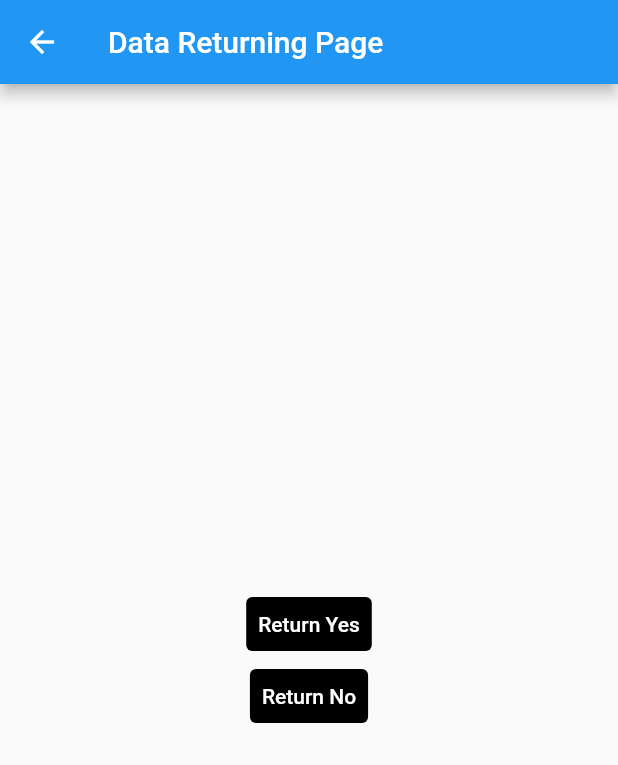
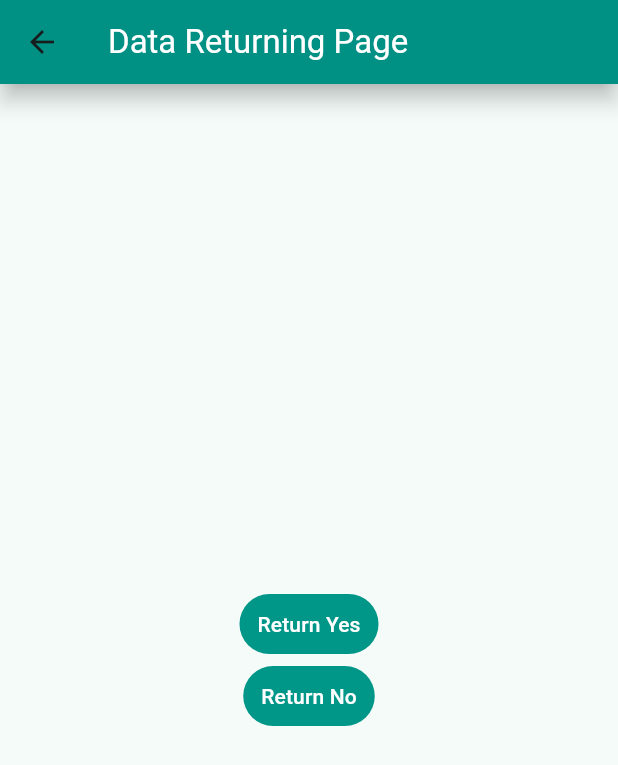
Before and after one commit to sachin9977/Flutter_30Days, a Flutter app: the screen it shows after launch, after a tap on "Go To Second Screen", on a phone screen of 412 x 824 dp. Shown: the top 765 px of the screen. Run offline on Flutter 3.47's test engine with Material 2 defaults, Android fonts, the phone set to English and light mode, and no system bars.

Commit message:
1st TASK DONE

```diff
--- a/Day-1/data_flow_routing/lib/first_screen.dart
+++ b/Day-1/data_flow_routing/lib/first_screen.dart
@@ -13,10 +13,13 @@ class _FirstScreenState extends State<FirstScreen> {
   Widget build(BuildContext context) {
     return Scaffold(
       appBar: AppBar(
+          backgroundColor: Colors.teal,
+          elevation: 6,
+          shadowColor: Colors.black,
           title: const Text(
-        "Data Flow Routing",
-        style: TextStyle(color: Colors.white),
-      )),
+            "Data Flow Routing",
+            style: TextStyle(color: Colors.white),
+          )),
       body: Column(
         mainAxisAlignment: MainAxisAlignment.center,
         children: [
@@ -24,7 +27,7 @@ class _FirstScreenState extends State<FirstScreen> {
             child: TextButton(
               onPressed: () => _navigate(context),
               style: const ButtonStyle(
-                  backgroundColor: MaterialStatePropertyAll(Colors.black)),
+                  backgroundColor: MaterialStatePropertyAll(Colors.teal)),
               child: const Text(
                 "Go To Second Screen",
                 style: TextStyle(color: Colors.white),
--- a/Day-1/data_flow_routing/lib/main.dart
+++ b/Day-1/data_flow_routing/lib/main.dart
@@ -9,10 +9,15 @@ class MyApp extends StatelessWidget {
   const MyApp({super.key});
   @override
   Widget build(BuildContext context) {
-    return const MaterialApp(
+    return MaterialApp(
+      theme: ThemeData(
+          useMaterial3: true,
+          colorScheme: ColorScheme.fromSeed(
+            seedColor: Colors.teal,
+          )),
       debugShowCheckedModeBanner: false,
       title: 'Flutter Day-1',
-      home: FirstScreen(),
+      home: const FirstScreen(),
     );
   }
 }
--- a/Day-1/data_flow_routing/lib/second_screen.dart
+++ b/Day-1/data_flow_routing/lib/second_screen.dart
@@ -16,8 +16,12 @@ class _SecondScreenState extends State<SecondScreen> {
   Widget build(BuildContext context) {
     return Scaffold(
       appBar: AppBar(
+        backgroundColor: Colors.teal,
+        elevation: 6,
+        shadowColor: Colors.black,
         title: Text(
           widget.s,
+          style: const TextStyle(color: Colors.white),
         ),
       ),
       body: Column(
@@ -29,7 +33,7 @@ class _SecondScreenState extends State<SecondScreen> {
               Navigator.pop(context, 'Yeah!!');
             },
             style: const ButtonStyle(
-                backgroundColor: MaterialStatePropertyAll(Colors.black)),
+                backgroundColor: MaterialStatePropertyAll(Colors.teal)),
             child: const Text(
               "Return Yes",
               style: TextStyle(color: Colors.white),
@@ -42,7 +46,7 @@ class _SecondScreenState extends State<SecondScreen> {
                 Navigator.pop(context, 'Nope!!');
               },
               style: const ButtonStyle(
-                  backgroundColor: MaterialStatePropertyAll(Colors.black)),
+                  backgroundColor: MaterialStatePropertyAll(Colors.teal)),
               child: const Text(
                 "Return No",
                 style: TextStyle(color: Colors.white),
```
